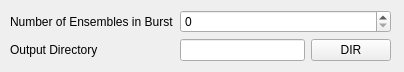
Above: Setup_View/setup_view.ui from ricorx7/PyAutoWaves before the change. Below: the same form after it.
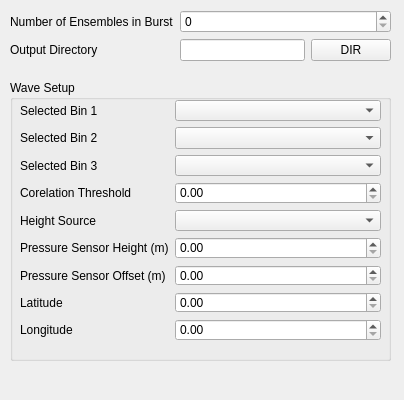
That is the form after the change.

Commit message: Updated the setup view to add the configurations for Waves

Patch:
```diff
--- a/Setup_View/setup_view.ui
+++ b/Setup_View/setup_view.ui
@@ -7,7 +7,7 @@
     <x>0</x>
     <y>0</y>
     <width>404</width>
-    <height>72</height>
+    <height>400</height>
    </rect>
   </property>
   <property name="sizePolicy">
@@ -25,7 +25,7 @@
      <x>10</x>
      <y>10</y>
      <width>381</width>
-     <height>53</height>
+     <height>61</height>
     </rect>
    </property>
    <layout class="QFormLayout" name="formLayout">
@@ -66,6 +66,121 @@
     </item>
    </layout>
   </widget>
+  <widget class="QGroupBox" name="groupBox">
+   <property name="geometry">
+    <rect>
+     <x>10</x>
+     <y>80</y>
+     <width>381</width>
+     <height>281</height>
+    </rect>
+   </property>
+   <property name="title">
+    <string>Wave Setup</string>
+   </property>
+   <widget class="QWidget" name="formLayoutWidget_2">
+    <property name="geometry">
+     <rect>
+      <x>10</x>
+      <y>20</y>
+      <width>361</width>
+      <height>241</height>
+     </rect>
+    </property>
+    <layout class="QFormLayout" name="formLayout_2">
+     <item row="0" column="0">
+      <widget class="QLabel" name="label">
+       <property name="text">
+        <string>Selected Bin 1</string>
+       </property>
+      </widget>
+     </item>
+     <item row="0" column="1">
+      <widget class="QComboBox" name="selectedBin1ComboBox"/>
+     </item>
+     <item row="1" column="0">
+      <widget class="QLabel" name="label_2">
+       <property name="text">
+        <string>Selected Bin 2</string>
+       </property>
+      </widget>
+     </item>
+     <item row="1" column="1">
+      <widget class="QComboBox" name="selectedBin2ComboBox"/>
+     </item>
+     <item row="2" column="0">
+      <widget class="QLabel" name="label_3">
+       <property name="text">
+        <string>Selected Bin 3</string>
+       </property>
+      </widget>
+     </item>
+     <item row="2" column="1">
+      <widget class="QComboBox" name="selectedBin3ComboBox"/>
+     </item>
+     <item row="3" column="0">
+      <widget class="QLabel" name="label_4">
+       <property name="text">
+        <string>Corelation Threshold</string>
+       </property>
+      </widget>
+     </item>
+     <item row="3" column="1">
+      <widget class="QDoubleSpinBox" name="corelationThresholdDoubleSpinBox"/>
+     </item>
+     <item row="4" column="0">
+      <widget class="QLabel" name="label_5">
+       <property name="text">
+        <string>Height Source</string>
+       </property>
+      </widget>
+     </item>
+     <item row="4" column="1">
+      <widget class="QComboBox" name="heightSourceComboBox"/>
+     </item>
+     <item row="5" column="0">
+      <widget class="QLabel" name="label_6">
+       <property name="text">
+        <string>Pressure Sensor Height (m)</string>
+       </property>
+      </widget>
+     </item>
+     <item row="5" column="1">
+      <widget class="QDoubleSpinBox" name="pressureSensorHeightDoubleSpinBox"/>
+     </item>
+     <item row="6" column="0">
+      <widget class="QLabel" name="label_7">
+       <property name="text">
+        <string>Pressure Sensor Offset (m)</string>
+       </property>
+      </widget>
+     </item>
+     <item row="6" column="1">
+      <widget class="QDoubleSpinBox" name="pressureSensorOffsetDoubleSpinBox"/>
+     </item>
+     <item row="7" column="0">
+      <widget class="QLabel" name="label_8">
+       <property name="text">
+        <string>Latitude</string>
+       </property>
+      </widget>
+     </item>
+     <item row="7" column="1">
+      <widget class="QDoubleSpinBox" name="latitudeDoubleSpinBox"/>
+     </item>
+     <item row="8" column="0">
+      <widget class="QLabel" name="label_9">
+       <property name="text">
+        <string>Longitude</string>
+       </property>
+      </widget>
+     </item>
+     <item row="8" column="1">
+      <widget class="QDoubleSpinBox" name="longitudeDoubleSpinBox"/>
+     </item>
+    </layout>
+   </widget>
+  </widget>
  </widget>
  <resources/>
  <connections/>
```
The commit also changes 7 other files.
